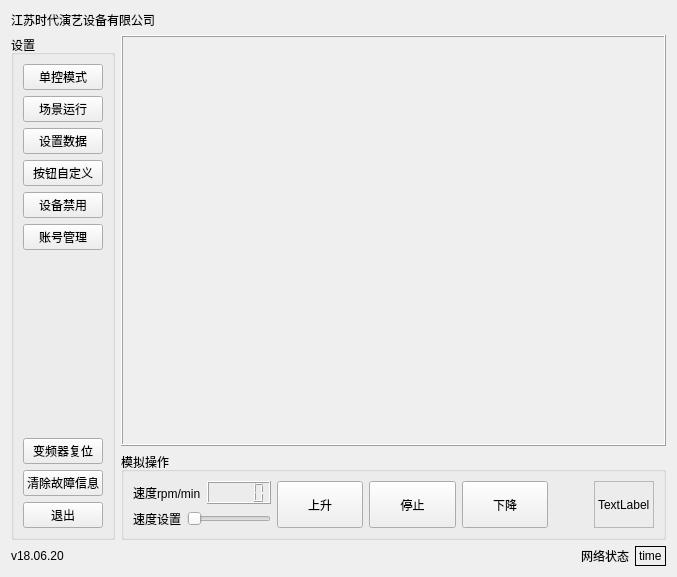
Qt form ui/mainwindow.ui (niuyuxin/touchScreen) before a commit.
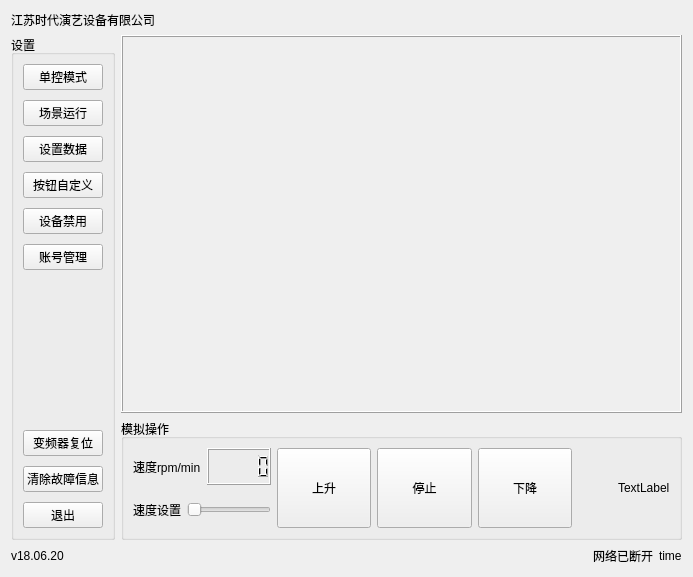
The same form after that commit.

```diff
--- a/ui/mainwindow.ui
+++ b/ui/mainwindow.ui
@@ -6,7 +6,7 @@
    <rect>
     <x>0</x>
     <y>0</y>
-    <width>677</width>
+    <width>693</width>
     <height>577</height>
    </rect>
   </property>
@@ -29,6 +29,9 @@
         <string>设置</string>
        </property>
        <layout class="QVBoxLayout" name="verticalLayout_2">
+        <property name="spacing">
+         <number>10</number>
+        </property>
         <item>
          <widget class="QPushButton" name="independentCtrlPushButton">
           <property name="text">
@@ -143,6 +146,12 @@
             </item>
             <item row="0" column="2">
              <widget class="QLCDNumber" name="lcdNumber">
+              <property name="sizePolicy">
+               <sizepolicy hsizetype="Minimum" vsizetype="Preferred">
+                <horstretch>0</horstretch>
+                <verstretch>0</verstretch>
+               </sizepolicy>
+              </property>
               <property name="frameShape">
                <enum>QFrame::Box</enum>
               </property>
@@ -205,7 +214,7 @@
           <item>
            <widget class="QPushButton" name="fallPushButton">
             <property name="sizePolicy">
-             <sizepolicy hsizetype="Preferred" vsizetype="Preferred">
+             <sizepolicy hsizetype="Preferred" vsizetype="Minimum">
               <horstretch>0</horstretch>
               <verstretch>0</verstretch>
              </sizepolicy>
@@ -239,8 +248,14 @@
               <verstretch>0</verstretch>
              </sizepolicy>
             </property>
+            <property name="minimumSize">
+             <size>
+              <width>0</width>
+              <height>80</height>
+             </size>
+            </property>
             <property name="frameShape">
-             <enum>QFrame::StyledPanel</enum>
+             <enum>QFrame::NoFrame</enum>
             </property>
             <property name="frameShadow">
              <enum>QFrame::Raised</enum>
@@ -282,14 +297,14 @@
      <item>
       <widget class="QLabel" name="internetLabel">
        <property name="text">
-        <string>网络状态</string>
+        <string>网络已断开</string>
        </property>
       </widget>
      </item>
      <item>
       <widget class="QLabel" name="timeLabel">
        <property name="frameShape">
-        <enum>QFrame::Box</enum>
+        <enum>QFrame::NoFrame</enum>
        </property>
        <property name="text">
         <string>time</string>
```
Left out of the diff: 12 changed lines with no effect on the pictures.
